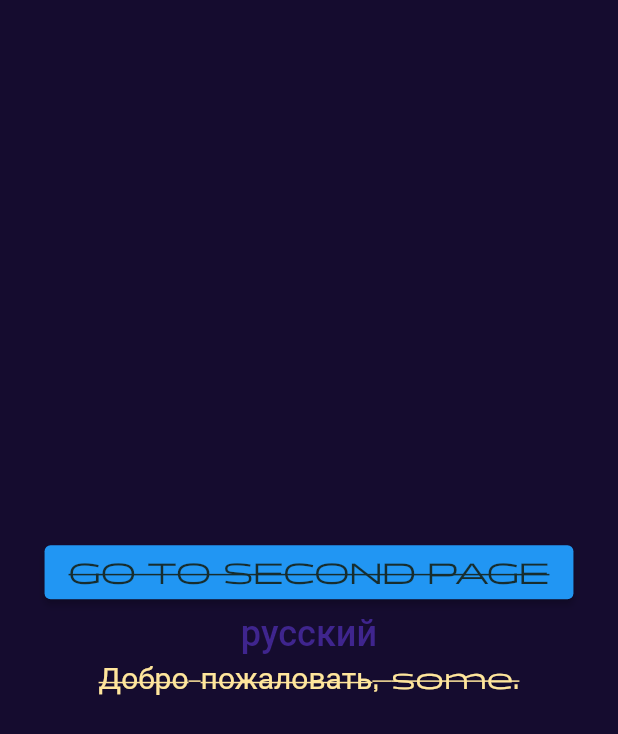
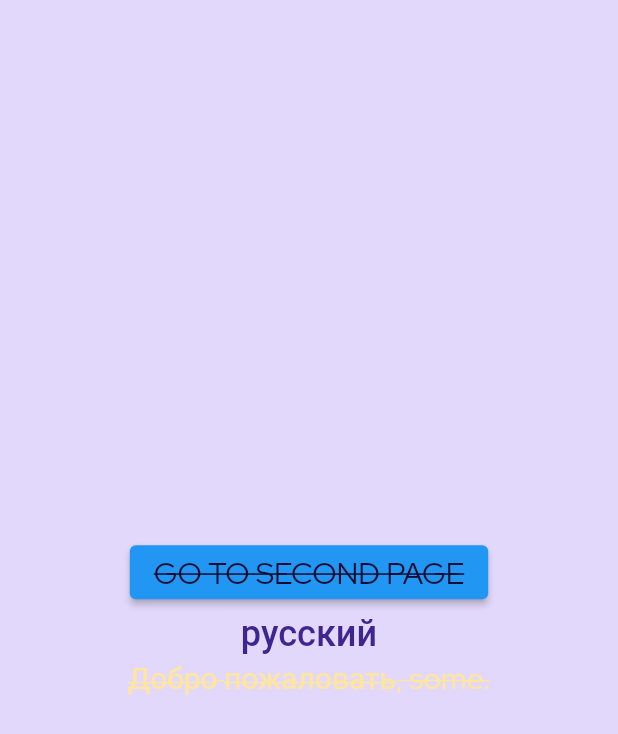
Before and after one commit to arutyun88/kap, a Flutter app: the screen it shows after launch, on a phone screen of 412 x 824 dp. Shown: the top 734 px of the screen. Run offline on Flutter 3.47's test engine with Material 2 defaults, Android fonts, the phone set to English and light mode, and no system bars; our stand-ins replace auto_route, firebase_core, firebase_database, get, hive, package_info_plus; accounts and stored records are empty; generated files the repository leaves out were written again; statements that could not run were skipped.

Commit message:
app: platform brightness

```diff
--- a/lib/app/modules/my_app.dart
+++ b/lib/app/modules/my_app.dart
@@ -1,4 +1,5 @@
 import 'package:flutter/material.dart';
+import 'package:flutter/scheduler.dart';
 import 'package:get/get.dart';
 import 'package:flutter_gen/gen_l10n/app_localizations.dart';
 import 'package:kap/config/theme/app_theme.dart';
@@ -15,7 +16,9 @@ class MyApp extends StatelessWidget {
     return Obx(
       () => MaterialApp.router(
         title: 'Kap mobile',
-        theme: AppTheme.dark,
+        theme: SchedulerBinding.instance.platformDispatcher.platformBrightness == Brightness.dark
+            ? AppTheme.dark
+            : AppTheme.light,
         routerConfig: _appRouter.config(),
         locale: LocalizationService.locale,
         supportedLocales: AppLocalizations.supportedLocales,
```
